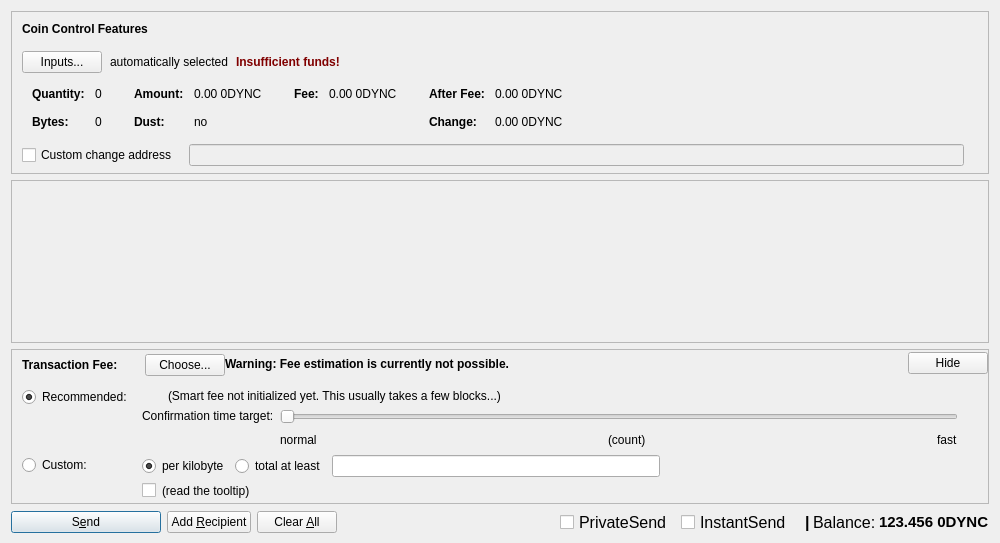
Qt form src/qt/forms/sendcoinsdialog.ui (Zero-Dynamics/cash-core) before a commit.
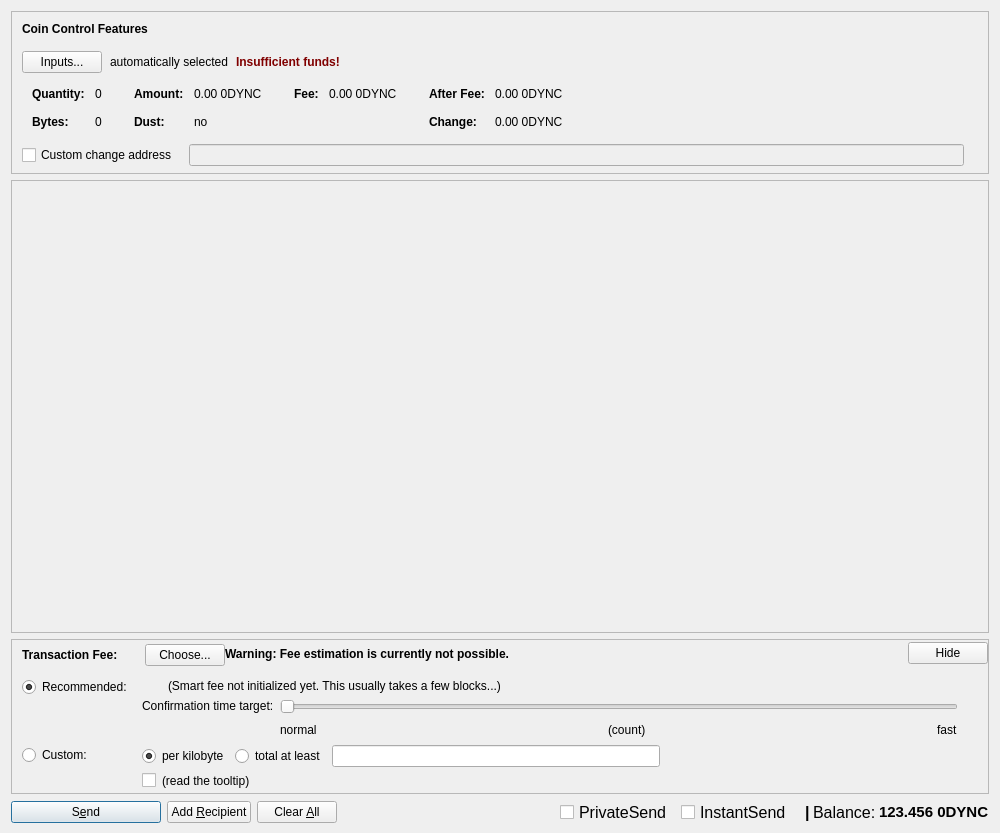
The same form after that commit. Icons and pictures are not drawn. Custom widgets are drawn as their Qt base class.

Commit message: Change window size

What changed in the file:
```diff
--- a/src/qt/forms/sendcoinsdialog.ui
+++ b/src/qt/forms/sendcoinsdialog.ui
@@ -7,7 +7,7 @@
     <x>0</x>
     <y>0</y>
     <width>1000</width>
-    <height>543</height>
+    <height>833</height>
    </rect>
   </property>
   <property name="windowTitle">
```
The commit also changes 7 other files.
